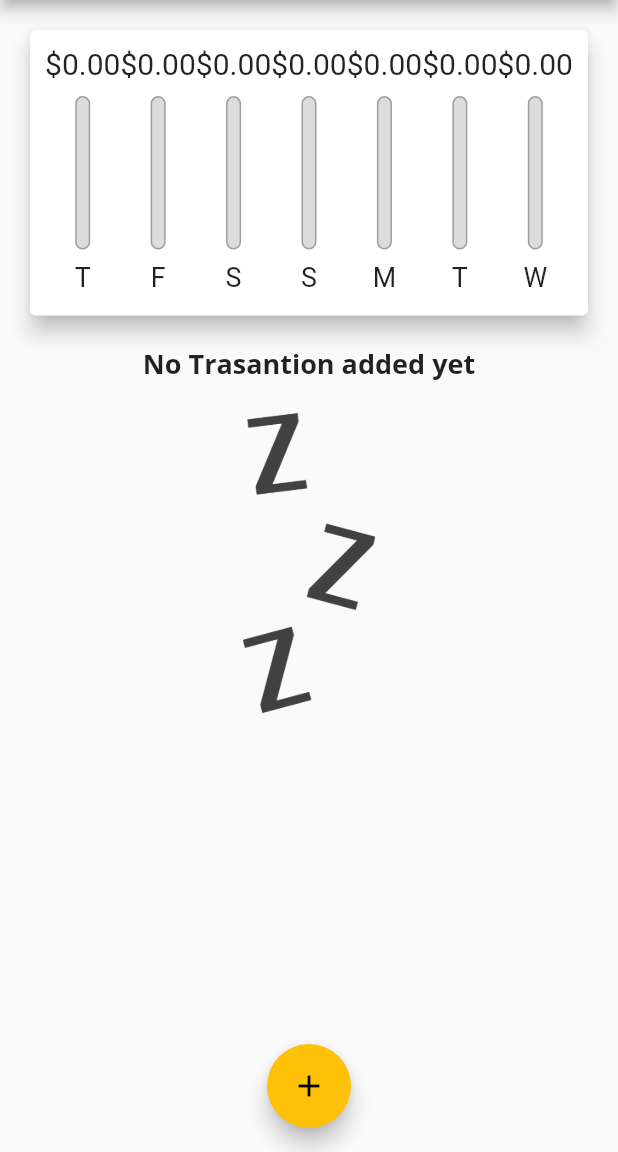
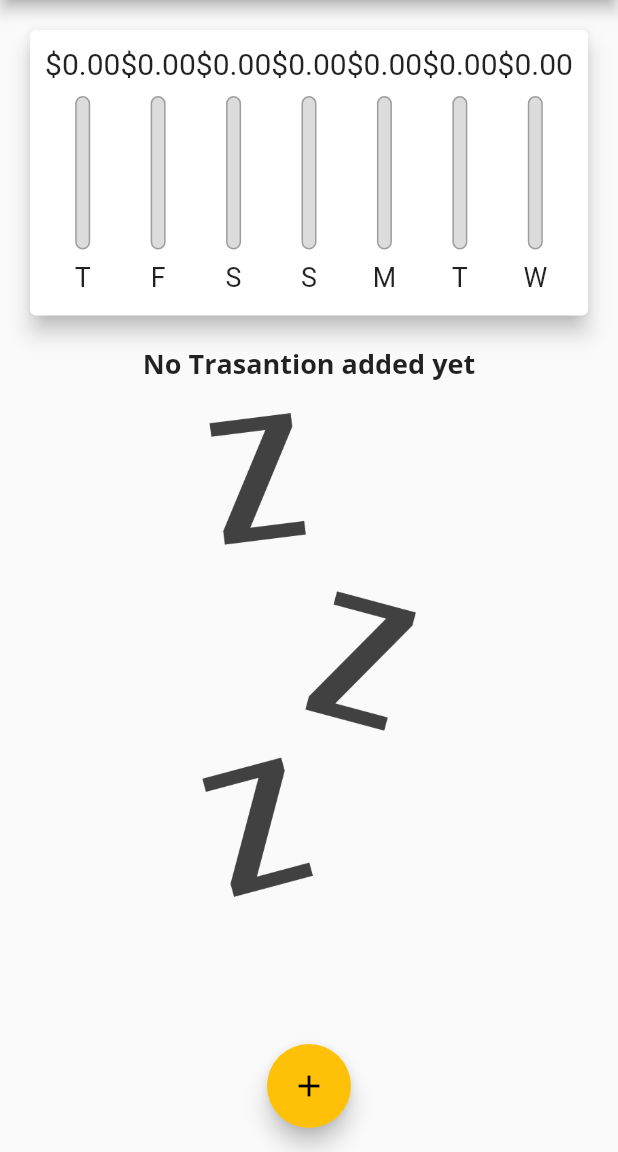
Before and after one commit to vansh132/Expense-App, a Flutter app: the screen it shows after launch, on a phone screen of 412 x 824 dp, the part 84-1236 px from its top. Run offline on Flutter 3.47's test engine with Material 2 defaults, Android fonts, the light colour scheme and no system bars; missing offline and left inert: dart:ffi.

Commit message:
Responsive to both orientation modes

```diff
--- a/lib/main.dart
+++ b/lib/main.dart
@@ -8,10 +8,10 @@ import './widgets/new_transaction.dart';
 import './models/transaction.dart';
 
 void main() {
-  WidgetsFlutterBinding
+/*   WidgetsFlutterBinding
       .ensureInitialized(); // it ensures that our app works on all the devices
   SystemChrome.setPreferredOrientations(
-      [DeviceOrientation.portraitUp, DeviceOrientation.portraitDown]);
+      [DeviceOrientation.portraitUp, DeviceOrientation.portraitDown]); */
   runApp(MyApp());
 }
 
@@ -53,6 +53,8 @@ class _MyHomePageState extends State<MyHomePage> {
     // Transaction(id: "101", title: "Grocery", amount: 200, date: DateTime.now()),
     // Transaction(id: "102", title: "Shoes", amount: 500, date: DateTime.now())
   ];
+
+  bool _showChart = false;
 
   List<Transaction> get _recentTransactions {
     return _userTransactions.where((element) {
@@ -105,6 +107,9 @@ class _MyHomePageState extends State<MyHomePage> {
 
   @override
   Widget build(BuildContext context) {
+    final isLandscape =
+        MediaQuery.of(context).orientation == Orientation.landscape;
+
     final appBar = AppBar(
       title: const Text(
         "Personal Expense",
@@ -120,6 +125,13 @@ class _MyHomePageState extends State<MyHomePage> {
         )
       ],
     );
+
+    final txListWidget = Container(
+        height: (MediaQuery.of(context).size.height -
+                appBar.preferredSize.height -
+                MediaQuery.of(context).padding.top) *
+            0.7,
+        child: TransactionList(_userTransactions, _deleteTransaction));
     return Scaffold(
       appBar: appBar,
       body: SingleChildScrollView(
@@ -127,6 +139,21 @@ class _MyHomePageState extends State<MyHomePage> {
           // mainAxisAlignment: MainAxisAlignment.spaceAround,
           crossAxisAlignment: CrossAxisAlignment.stretch,
           children: <Widget>[
+            if (isLandscape)
+              Row(
+                mainAxisAlignment: MainAxisAlignment.center,
+                children: [
+                  Text("Show Chart"),
+                  Switch(
+                      value: _showChart,
+                      onChanged: (val) {
+                        setState(() {
+                          _showChart = val;
+                        });
+                      })
+                ],
+              ),
+            if (!isLandscape)
               Container(
                 height: (MediaQuery.of(context).size.height -
                         appBar.preferredSize.height -
@@ -134,12 +161,17 @@ class _MyHomePageState extends State<MyHomePage> {
                     0.3,
                 child: Chart(_recentTransactions),
               ),
-            Container(
+            if (!isLandscape) txListWidget,
+            if (isLandscape)
+              _showChart
+                  ? Container(
                       height: (MediaQuery.of(context).size.height -
                               appBar.preferredSize.height -
                               MediaQuery.of(context).padding.top) *
                           0.7,
-                child: TransactionList(_userTransactions, _deleteTransaction))
+                      child: Chart(_recentTransactions),
+                    )
+                  : txListWidget
           ],
         ),
       ),
--- a/lib/widgets/transaction_list.dart
+++ b/lib/widgets/transaction_list.dart
@@ -12,7 +12,8 @@ class TransactionList extends StatelessWidget {
   @override
   Widget build(BuildContext context) {
     return transactions.isEmpty
-        ? Column(
+        ? LayoutBuilder(builder: (ctz, constrains) {
+            return Column(
               children: [
                 Text(
                   'No Trasantion added yet',
@@ -20,14 +21,15 @@ class TransactionList extends StatelessWidget {
                 ),
                 SizedBox(height: 20),
                 Container(
-                height: 200,
+                  height: constrains.maxHeight * 0.6,
                   child: Image.asset(
                     'assets/images/waiting.png',
                     fit: BoxFit.cover,
                   ),
                 )
               ],
-          )
+            );
+          })
         : ListView.builder(
             itemBuilder: (ctx, index) {
               return Card(
```
Lines whose indentation alone changed are shown as unchanged.
